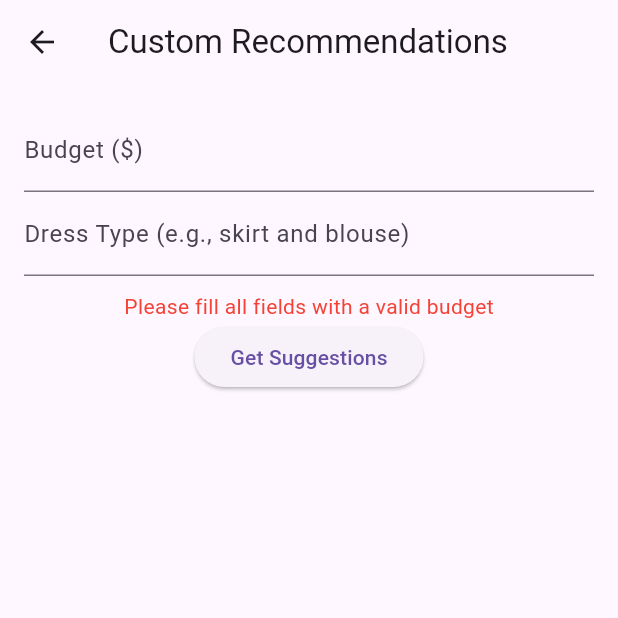
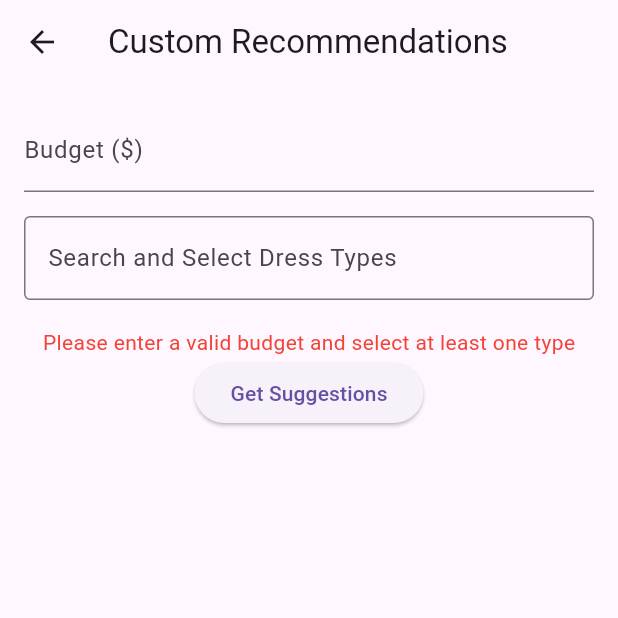
Before and after one commit to RushdhaAkbar/smartstyle_ai_app, a Flutter app: the BudgetScreen screen opened directly, after a tap on "Get Suggestions", on a phone screen of 412 x 824 dp, the top half of it. Run offline on Flutter 3.47's test engine with Material 3 defaults, Android fonts, the phone set to English and light mode, and no system bars; drawn by our look-alikes of flutter_typeahead; our stand-ins replace firebase_core; missing offline and left inert: mobile_scanner; accounts and stored records are empty.

Commit message:
modified budget screena and exchange

```diff
--- a/lib/providers/product_provider.dart
+++ b/lib/providers/product_provider.dart
@@ -1,4 +1,4 @@
-// lib/providers/product_provider.dart (updated for budget combinations)
+
 import 'package:flutter/material.dart';
 import '../models/product.dart';
 import '../services/api_service.dart';
@@ -10,6 +10,45 @@ class ProductProvider with ChangeNotifier {
   final List<Product> _sampleProducts = [
     Product(
       id: "1",
+      name: "Blue T-Shirt",
+      sizes: ["M", "L"],
+      colors: ["Blue"],
+      price: 19.99,
+      stock: 50,
+      availability: true,
+      description: "Comfortable blue cotton t-shirt",
+      image: "https://example.com/blue-tshirt.jpg",
+      qrCode: "QR-BLUE-TSHIRT-1693746000000",
+      barcode: "1693746000000123",
+    ),
+    Product(
+      id: "2",
+      name: "Red T-Shirt",
+      sizes: ["S", "M"],
+      colors: ["Red"],
+      price: 18.99,
+      stock: 30,
+      availability: true,
+      description: "Vibrant red cotton t-shirt",
+      image: "https://example.com/red-tshirt.jpg",
+      qrCode: "QR-RED-TSHIRT-1693746000001",
+      barcode: "1693746000000456",
+    ),
+    Product(
+      id: "3",
+      name: "Green Hoodie",
+      sizes: ["L", "XL"],
+      colors: ["Green"],
+      price: 29.99,
+      stock: 20,
+      availability: false,
+      description: "Warm green hoodie",
+      image: "https://example.com/green-hoodie.jpg",
+      qrCode: "QR-GREEN-HOODIE-1693746000002",
+      barcode: "1693746000000789",
+    ),
+    Product(
+      id: "4",
       name: "Blue Skirt",
       sizes: ["M", "L"],
       colors: ["Blue"],
@@ -18,11 +57,11 @@ class ProductProvider with ChangeNotifier {
       availability: true,
       description: "Comfortable blue skirt",
       image: "https://example.com/blue-skirt.jpg",
-      qrCode: "QR-BLUE-SKIRT-1693746000000",
-      barcode: "1693746000000123",
+      qrCode: "QR-BLUE-SKIRT-1693746000003",
+      barcode: "1693746000000111",
     ),
     Product(
-      id: "2",
+      id: "5",
       name: "Red Skirt",
       sizes: ["S", "M"],
       colors: ["Red"],
@@ -31,11 +70,11 @@ class ProductProvider with ChangeNotifier {
       availability: true,
       description: "Vibrant red skirt",
       image: "https://example.com/red-skirt.jpg",
-      qrCode: "QR-RED-SKIRT-1693746000001",
-      barcode: "1693746000000456",
+      qrCode: "QR-RED-SKIRT-1693746000004",
+      barcode: "1693746000000222",
     ),
     Product(
-      id: "3",
+      id: "6",
       name: "Green Blouse",
       sizes: ["L", "XL"],
       colors: ["Green"],
@@ -44,11 +83,11 @@ class ProductProvider with ChangeNotifier {
       availability: true,
       description: "Elegant green blouse",
       image: "https://example.com/green-blouse.jpg",
-      qrCode: "QR-GREEN-BLOUSE-1693746000002",
-      barcode: "1693746000000789",
+      qrCode: "QR-GREEN-BLOUSE-1693746000005",
+      barcode: "1693746000000333",
     ),
     Product(
-      id: "4",
+      id: "7",
       name: "Yellow Blouse",
       sizes: ["M", "L"],
       colors: ["Yellow"],
@@ -57,8 +96,8 @@ class ProductProvider with ChangeNotifier {
       availability: true,
       description: "Bright yellow blouse",
       image: "https://example.com/yellow-blouse.jpg",
-      qrCode: "QR-YELLOW-BLOUSE-1693746000003",
-      barcode: "1693746000000111",
+      qrCode: "QR-YELLOW-BLOUSE-1693746000006",
+      barcode: "1693746000000444",
     ),
   ];
 
--- a/lib/screens/budget_screen.dart
+++ b/lib/screens/budget_screen.dart
@@ -1,5 +1,6 @@
-// lib/screens/budget_screen.dart (updated for multi-type)
+// lib/screens/budget_screen.dart (updated with searchable tags)
 import 'package:flutter/material.dart';
+import 'package:flutter_typeahead/flutter_typeahead.dart';
 import 'package:provider/provider.dart';
 import '../providers/product_provider.dart';
 import 'recommendations_screen.dart';
@@ -13,8 +14,15 @@ class BudgetScreen extends StatefulWidget {
 
 class _BudgetScreenState extends State<BudgetScreen> {
   final TextEditingController _budget = TextEditingController();
-  final TextEditingController _type = TextEditingController();
+  final List<String> selectedTypes = []; // Track selected dress types
   String _errorMessage = '';
+  final TextEditingController _searchController = TextEditingController();
+
+  // Comprehensive list of dress types (expandable)
+  final List<String> allTypes = [
+    'T-Shirt', 'Skirt', 'Blouse', 'Hoodie', 'Dress', 'Jeans', 'Jacket', 'Shirt', 'Pants',
+    'Shorts', 'Sweater', 'Coat', 'Vest', 'Tunic', 'Leggings'
+  ];
 
   @override
   Widget build(BuildContext context) {
@@ -29,9 +37,43 @@ class _BudgetScreenState extends State<BudgetScreen> {
               decoration: const InputDecoration(labelText: 'Budget (\$)'),
               keyboardType: TextInputType.numberWithOptions(decimal: true),
             ),
-            TextField(
-              controller: _type,
-              decoration: const InputDecoration(labelText: 'Dress Type (e.g., skirt and blouse)'),
+            const SizedBox(height: 16),
+            TypeAheadField(
+              textFieldConfiguration: TextFieldConfiguration(
+                controller: _searchController,
+                decoration: const InputDecoration(
+                  labelText: 'Search and Select Dress Types',
+                  border: OutlineInputBorder(),
+                ),
+              ),
+              suggestionsCallback: (pattern) async {
+                return allTypes.where((type) => type.toLowerCase().contains(pattern.toLowerCase())).toList();
+              },
+              itemBuilder: (context, suggestion) {
+                return ListTile(title: Text(suggestion));
+              },
+              onSuggestionSelected: (suggestion) {
+                setState(() {
+                  if (!selectedTypes.contains(suggestion)) {
+                    selectedTypes.add(suggestion);
+                  }
+                  _searchController.clear(); // Clear search after selection
+                });
+              },
+            ),
+            const SizedBox(height: 8),
+            Wrap(
+              spacing: 8.0,
+              children: selectedTypes.map((type) {
+                return Chip(
+                  label: Text(type),
+                  onDeleted: () {
+                    setState(() {
+                      selectedTypes.remove(type);
+                    });
+                  },
+                );
+              }).toList(),
             ),
             if (_errorMessage.isNotEmpty)
               Padding(
@@ -42,11 +84,11 @@ class _BudgetScreenState extends State<BudgetScreen> {
               onPressed: () async {
                 setState(() => _errorMessage = '');
                 final budget = double.tryParse(_budget.text);
-                if (_budget.text.isEmpty || _type.text.isEmpty || budget == null) {
-                  setState(() => _errorMessage = 'Please fill all fields with a valid budget');
+                if (_budget.text.isEmpty || selectedTypes.isEmpty || budget == null) {
+                  setState(() => _errorMessage = 'Please enter a valid budget and select at least one type');
                   return;
                 }
-                await context.read<ProductProvider>().fetchBudgetRecommendations(budget, _type.text);
+                await context.read<ProductProvider>().fetchBudgetRecommendations(budget, selectedTypes.join(' and '));
                 Navigator.push(
                   context,
                   MaterialPageRoute(builder: (_) => const RecommendationsScreen(isFromBudget: true)),
```
Also changed, not shown: lib/screens/home_screen.dart (+53 -26 lines), lib/screens/recommendations_screen.dart (+12 -4 lines).
